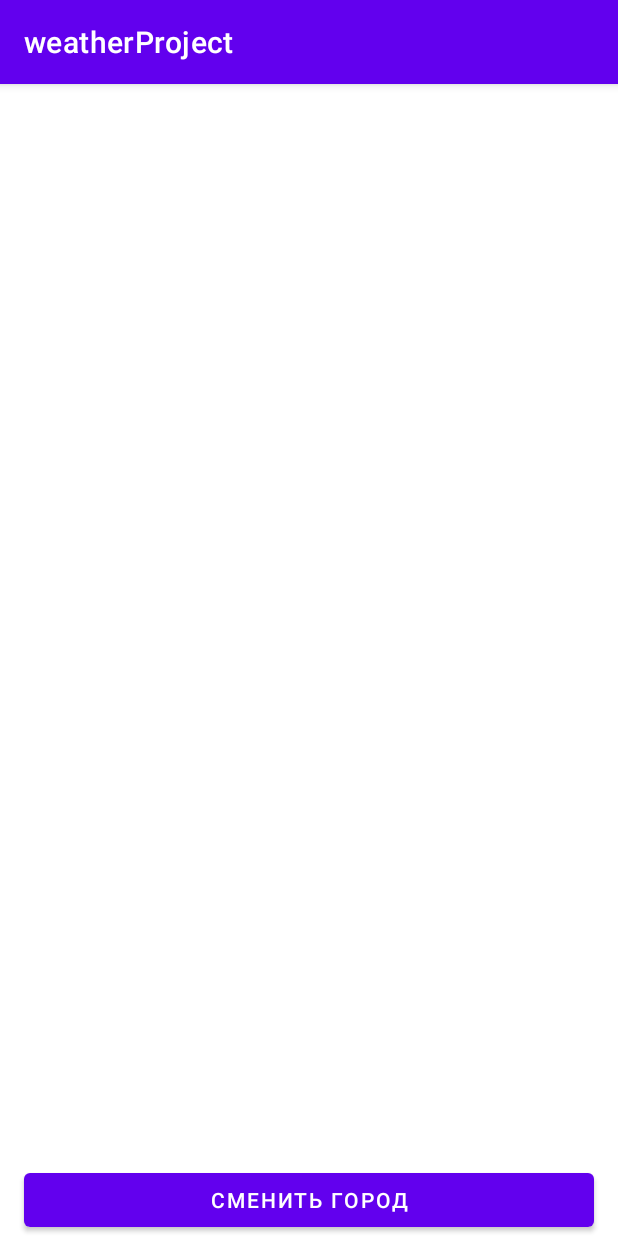
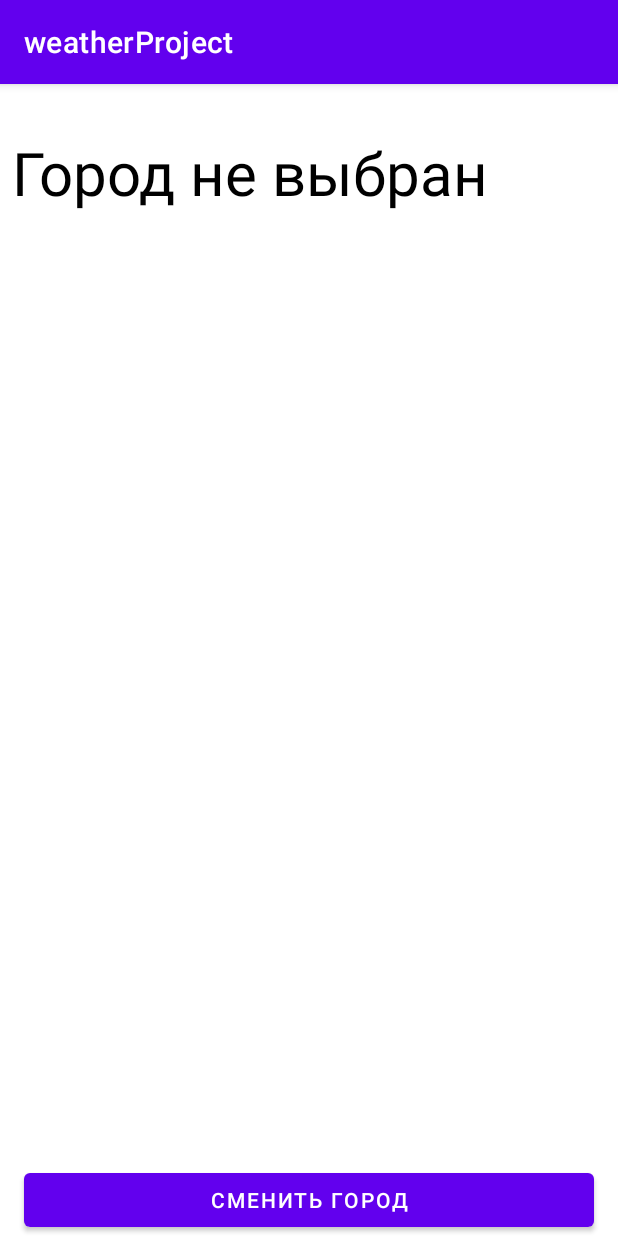
Before and after one commit to Yury03/weatherProject, an Android app: the screen it shows after launch (MainActivity), on a phone screen of 412 x 824 dp. Run offline under Robolectric (Android 15) with nearby library versions, the phone set to English and light mode, and no system bars.

Commit message:
обновлена кнопка сменить город

```diff
--- a/app/src/main/java/com/example/weatherproject/MainActivity.java
+++ b/app/src/main/java/com/example/weatherproject/MainActivity.java
@@ -4,21 +4,31 @@ package com.example.weatherproject;
 import android.content.Intent;
 import android.view.View;
 import android.widget.Button;
+import android.widget.EditText;
+import android.widget.TextView;
 import androidx.appcompat.app.AppCompatActivity;
 import android.os.Bundle;
 
 public class MainActivity extends AppCompatActivity {
     private Button changeCity;
+    TextView textView;
     @Override
     protected void onCreate(Bundle savedInstanceState) {
         super.onCreate(savedInstanceState);
         setContentView(R.layout.activity_main);
-        changeCity = findViewById(R.id.butChangeCity);
+        textView = findViewById(R.id.textView);
+        Bundle arguments = getIntent().getExtras();
+        if(arguments!=null){
+            String cityVar = arguments.get("cityVar").toString();
+            textView.setText("Город: " + cityVar);
+        }
+
     }
     public void onClick(View view) {
         Intent intent = new Intent(this, city.class);
         startActivity(intent);
         overridePendingTransition(R.anim.left_in, R.anim.left_out);
+        finish();
     }
 
 }
--- a/app/src/main/res/layout/activity_city.xml
+++ b/app/src/main/res/layout/activity_city.xml
@@ -24,7 +24,7 @@
             app:layout_constraintTop_toBottomOf="@+id/editTextCity"
             app:layout_constraintStart_toStartOf="parent" app:layout_constraintEnd_toEndOf="parent"
             android:layout_marginTop="36dp" android:text="@string/enterCity"
-            app:layout_constraintHorizontal_bias="0.498"/>
+            app:layout_constraintHorizontal_bias="0.498" android:onClick="findCityBut"/>
     <Button
             android:text="@string/back"
             android:layout_width="wrap_content"
--- a/app/src/main/res/layout/activity_main.xml
+++ b/app/src/main/res/layout/activity_main.xml
@@ -13,4 +13,13 @@
             app:layout_constraintBottom_toBottomOf="parent" app:layout_constraintStart_toStartOf="parent"
             app:layout_constraintEnd_toEndOf="parent" android:layout_marginStart="16dp"
             android:layout_marginEnd="16dp" android:onClick="onClick"/>
+    <TextView
+            android:text="Город не выбран"
+            android:textColor="@color/black"
+            android:textSize="40sp"
+            android:layout_width="wrap_content"
+            android:layout_height="wrap_content" android:id="@+id/textView"
+            app:layout_constraintTop_toTopOf="parent"
+            android:layout_marginTop="32dp" app:layout_constraintStart_toStartOf="parent"
+            android:layout_marginStart="8dp"/>
 </androidx.constraintlayout.widget.ConstraintLayout>
```
Also changed, not shown: app/src/main/java/com/example/weatherproject/city.java (+15 -3 lines), 2 other files.
